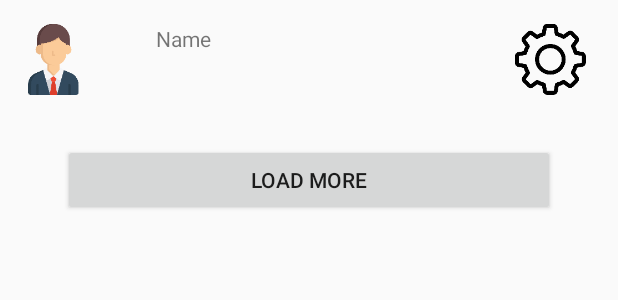
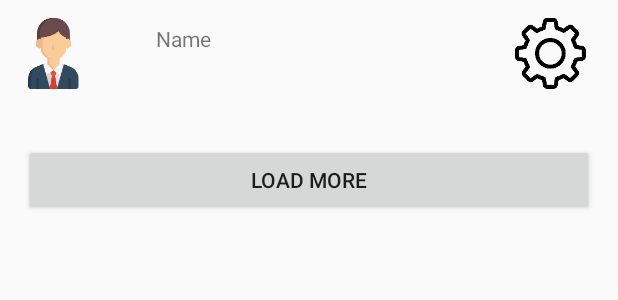
Before and after one commit to UCY-LINC-LAB/OSNSafeBrowsing, an Android app: the layout wall_form.xml on its own in the app's theme, with its tools: preview values and no code run, on a phone screen of 412 x 824 dp. Shown: the top 300 px of the screen. Run offline under Robolectric (Android 15) with nearby library versions, the phone set to English and light mode, and no system bars.

Commit message:
-UI improvments -Settings Form created

```diff
--- /dev/null
+++ b/SafeBrowsing/app/src/main/res/layout/settings_form.xml
@@ -0,0 +1,6 @@
+<?xml version="1.0" encoding="utf-8"?>
+<LinearLayout xmlns:android="http://schemas.android.com/apk/res/android"
+    android:orientation="vertical" android:layout_width="match_parent"
+    android:layout_height="match_parent">
+
+</LinearLayout>
--- a/SafeBrowsing/app/src/main/res/layout/wall_form.xml
+++ b/SafeBrowsing/app/src/main/res/layout/wall_form.xml
@@ -15,16 +15,16 @@
         app2:layout_constraintLeft_toLeftOf="parent"
         app2:layout_constraintRight_toRightOf="parent"
         app2:layout_constraintTop_toTopOf="parent"
-        app2:layout_constraintVertical_bias="0.0">
+        app2:layout_constraintVertical_bias="0.0"
+        tools:layout_constraintRight_creator="1"
+        tools:layout_constraintLeft_creator="1">
 
         <ImageView
-            android:id="@+id/imageView2"
+            android:id="@+id/imgSettings"
             android:layout_width="55dp"
             android:layout_height="47dp"
-            android:layout_marginBottom="8dp"
             android:layout_marginLeft="8dp"
             android:layout_marginRight="8dp"
-            android:layout_marginTop="8dp"
             android:src="@drawable/settings"
             android:visibility="visible"
             app2:layout_constraintBottom_toBottomOf="parent"
@@ -34,22 +34,24 @@
             app2:layout_constraintTop_toTopOf="parent"
             app2:layout_constraintVertical_bias="0.258"
             android:layout_marginStart="8dp"
-            android:layout_marginEnd="8dp" />
+            android:layout_marginEnd="8dp"
+            tools:layout_constraintTop_creator="1"
+            tools:layout_constraintBottom_creator="1" />
 
         <ImageView
             android:id="@+id/imgProfPic"
             android:layout_width="55dp"
             android:layout_height="47dp"
-            android:layout_marginBottom="8dp"
             android:layout_marginLeft="8dp"
-            android:layout_marginTop="8dp"
             android:src="@drawable/man"
             android:visibility="visible"
             app2:layout_constraintBottom_toBottomOf="parent"
             app2:layout_constraintLeft_toLeftOf="parent"
             app2:layout_constraintTop_toTopOf="parent"
             app2:layout_constraintVertical_bias="0.258"
-            android:layout_marginStart="8dp" />
+            android:layout_marginStart="8dp"
+            tools:layout_constraintTop_creator="1"
+            tools:layout_constraintBottom_creator="1" />
 
         <TextView
             android:id="@+id/txtName"
@@ -59,7 +61,7 @@
             android:ems="10"
             android:inputType="textPersonName"
             android:text="Name"
-            app2:layout_constraintRight_toLeftOf="@+id/imageView2"
+            app2:layout_constraintRight_toLeftOf="@+id/imgSettings"
             android:layout_marginRight="14dp"
             app2:layout_constraintLeft_toRightOf="@+id/imgProfPic"
             android:layout_marginLeft="8dp"
@@ -74,13 +76,19 @@
     </android.support.constraint.ConstraintLayout>
 
     <android.support.constraint.ConstraintLayout
-        android:layout_width="344dp"
+        android:layout_width="0dp"
         android:layout_height="0dp"
         app2:layout_constraintBottom_toBottomOf="parent"
         app2:layout_constraintLeft_toLeftOf="parent"
         app2:layout_constraintRight_toRightOf="parent"
         app2:layout_constraintTop_toBottomOf="@+id/constraintLayout"
-        app2:layout_constraintVertical_bias="0.0">
+        app2:layout_constraintVertical_bias="0.0"
+        tools:layout_constraintRight_creator="1"
+        android:layout_marginStart="8dp"
+        android:layout_marginEnd="8dp"
+        tools:layout_constraintLeft_creator="1"
+        android:layout_marginLeft="8dp"
+        android:layout_marginRight="8dp">
 
         <Button
             android:id="@+id/btnLoadMore"
@@ -95,7 +103,9 @@
             app2:layout_constraintHorizontal_bias="0.0"
             app2:layout_constraintLeft_toLeftOf="parent"
             app2:layout_constraintRight_toRightOf="parent"
-            app2:layout_constraintTop_toTopOf="parent" />
+            app2:layout_constraintTop_toTopOf="parent"
+            tools:layout_constraintRight_creator="1"
+            tools:layout_constraintLeft_creator="1" />
 
         <ScrollView
             android:id="@+id/scrollView2"
```
Also changed, not shown: SafeBrowsing/app/src/main/java/cy/ac/ucy/cs/safeBrowsing/MainActivity.java (+77 -13 lines).
